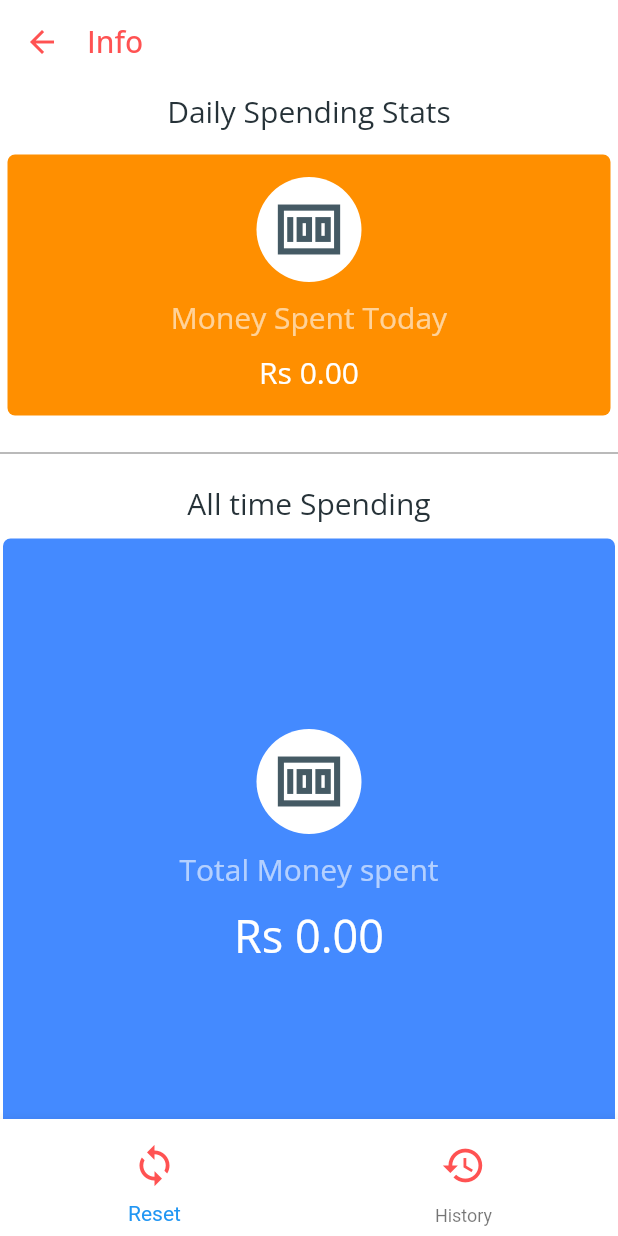
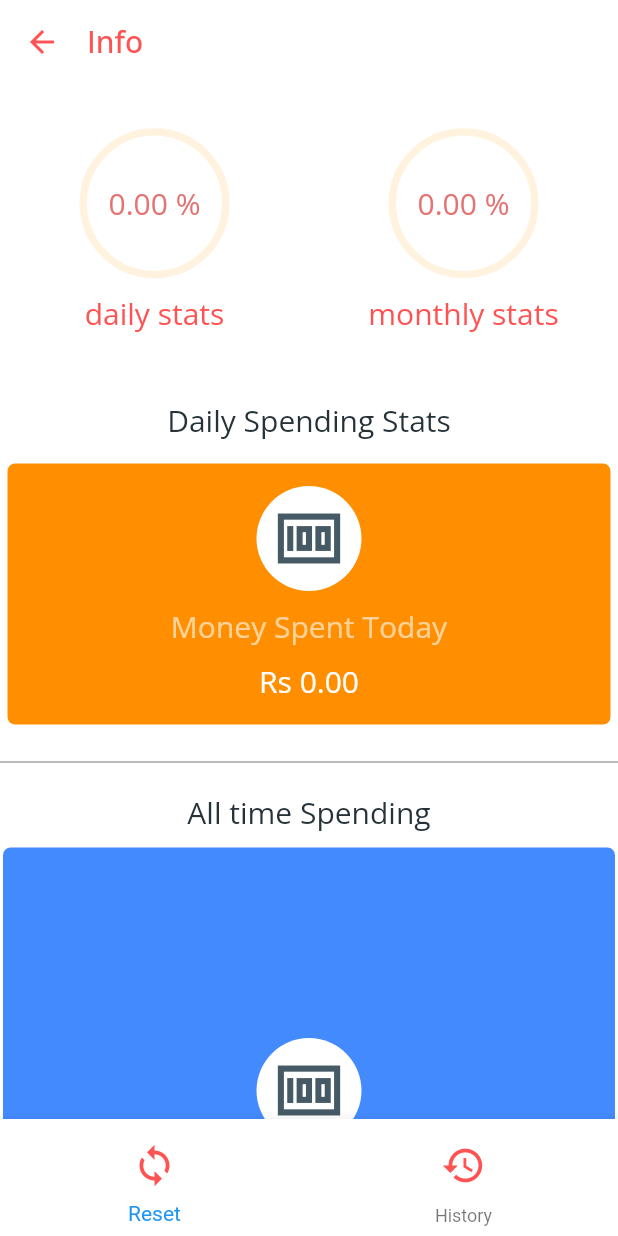
Before and after one commit to Arnj121/Track-It, a Flutter app: the screen it shows after launch, item 2 of the bottom bar chosen, on a phone screen of 412 x 824 dp. Run offline on Flutter 3.47's test engine with Material 2 defaults, Android fonts, the phone set to English and light mode, and no system bars; drawn by our look-alikes of percent_indicator; our stand-ins replace flutter_spinkit, google_fonts, sqflite; accounts and stored records are empty.

Commit message:
fourth commit

```diff
--- a/lib/info.dart
+++ b/lib/info.dart
@@ -1,3 +1,5 @@
+import 'dart:convert';
+
 import 'package:flutter/material.dart';
 import 'package:flutter/services.dart';
 import 'package:google_fonts/google_fonts.dart';
@@ -58,17 +60,23 @@ class _InfoState extends State<Info> {
         this.spendings[1]['spent'] = element['spent'];
       }
     });
-    limit = await db.getLimits();
-    limit.forEach((element){
-      if(element['name']=='daily')
-        this.daily.text=element['limitval'].toString();
-      else if(element['name']=='monthly')
-        this.monthly.text=element['limitval'].toString();
-    });
+    dynamic temp = await db.getLimits();
+    temp.forEach((element){limit.add(jsonDecode(jsonEncode(element)));});
+    for(int i=0;i<limit.length;i++){
+      if(limit[i]['name']=='daily') {
+        this.daily.text = limit[i]['limitval'].toString();
+        limit[i]['value']=await db.getTodaySpending();
+      }
+      else if(limit[i]['name']=='monthly') {
+        this.monthly.text = limit[i]['limitval'].toString();
+         limit[i]['value']=await db.getMonthSpending();
+      }
+    }
     this.setState(() {
       this.spentToday=this.spentToday;
       this.monthSpend=this.monthSpend;
       this.todayCard=this.todayCard;
+      this.limit = this.limit;
       if(this.items.length>0)
         this.notCal=0;
     });
@@ -98,6 +106,17 @@ class _InfoState extends State<Info> {
                       ),
                     ),
                     pinned: true,
+                  ),
+                  SliverGrid(
+                    delegate: SliverChildBuilderDelegate(
+                        (BuildContext context,int index){
+                            return this.ProgressLimit(this.limit[index]);
+                        },
+                      childCount: this.limit.length
+                    ),
+                    gridDelegate: SliverGridDelegateWithFixedCrossAxisCount(
+                      crossAxisCount: 2
+                    ),
                   ),
                   SliverList(
                       delegate: SliverChildListDelegate(
@@ -543,6 +562,53 @@ class _InfoState extends State<Info> {
       ),
     );
   }
+  Container ProgressLimit(Map<String,dynamic> l) {
+    dynamic v,txt;
+    if(l['limitval']==0) {
+      v = 0.0;
+      txt='0.00 %';
+    }
+    else {
+      v = l['value'] / l['limitval'];
+      if(v>1.0) {
+        v = 1.0;
+        txt='100 %';
+      }
+      else
+        txt = ((l['value'] / l['limitval'])
+            .toStringAsFixed(2)).toString() + ' %';
+    }
+    return Container(
+      child: CircularPercentIndicator(
+        percent:v,
+        radius: 100.0,
+        lineWidth: 5.0,
+        animation: true,
+        animationDuration: 1000,
+        progressColor: Colors.orangeAccent,
+        center: Text(
+          txt,
+          style: GoogleFonts.openSans(
+              fontSize: 20.0,
+              color: Colors.red[300]
+          ),
+        ),
+        footer: Container(
+          child: Text(
+            l['name'] + ' stats',
+            style: GoogleFonts.openSans(
+                color: Colors.redAccent,
+                fontSize: 20.0
+            ),
+          ),
+          margin: EdgeInsets.all(10.0),
+        ),
+        backgroundColor: Colors.orange[50],
+      ),
+      margin: EdgeInsets.all(5.0),
+    );
+  }
+
   Container TodayCardBuilder(int index){
     return Container(
       child: ListTile(
```
Also changed, not shown: lib/database.dart (+29 -0 lines), lib/home.dart (+35 -1 lines).
